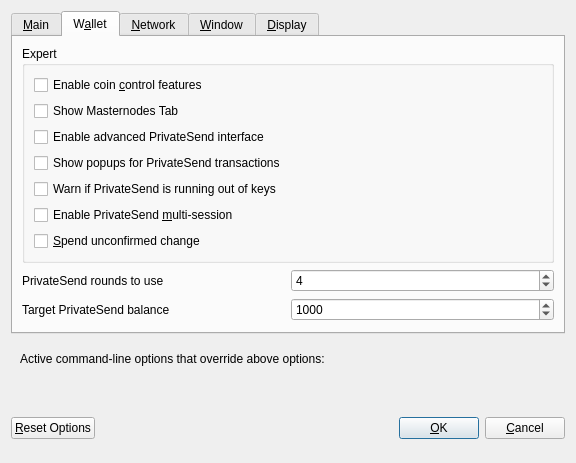
Above: src/qt/forms/optionsdialog.ui from ioncoincore/ion-bitbucket before the change. Below: the same form after it.
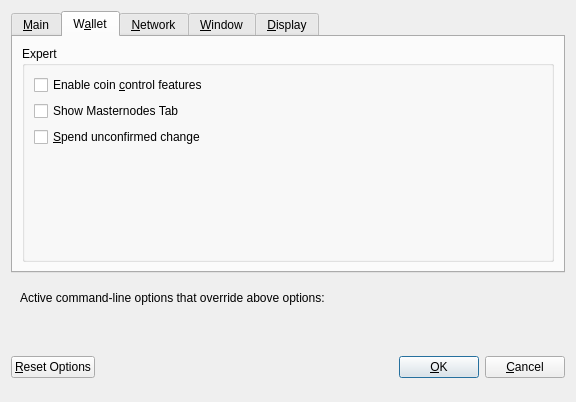
That is the form after the change. The open tabs and pages were chosen to show the change. Custom widgets are drawn as their Qt base class.

Patch:
```diff
--- a/src/qt/forms/optionsdialog.ui
+++ b/src/qt/forms/optionsdialog.ui
@@ -163,46 +163,6 @@
             </property>
            </widget>
           </item>
-          <item>
-           <widget class="QCheckBox" name="showAdvancedPSUI">
-            <property name="toolTip">
-             <string>Show additional information and buttons for PrivateSend on overview screen.</string>
-            </property>
-            <property name="text">
-             <string>Enable advanced PrivateSend interface</string>
-            </property>
-           </widget>
-          </item>
-          <item>
-           <widget class="QCheckBox" name="showPrivateSendPopups">
-            <property name="toolTip">
-             <string>Show system popups for PrivateSend mixing transactions&lt;br/&gt;just like for all other transaction types.</string>
-            </property>
-            <property name="text">
-             <string>Show popups for PrivateSend transactions</string>
-            </property>
-           </widget>
-          </item>
-          <item>
-           <widget class="QCheckBox" name="lowKeysWarning">
-            <property name="toolTip">
-             <string>Show warning dialog when PrivateSend detects that wallet has very low number of keys left.</string>
-            </property>
-            <property name="text">
-             <string>Warn if PrivateSend is running out of keys</string>
-            </property>
-           </widget>
-          </item>
-          <item>
-           <widget class="QCheckBox" name="privateSendMultiSession">
-            <property name="toolTip">
-             <string>Whether to use experimental PrivateSend mode with multiple mixing sessions per block.&lt;br/&gt;Note: You must use this feature carefully.&lt;br/&gt;Make sure you always have recent wallet (auto)backup in a safe place!</string>
-            </property>
-            <property name="text">
-             <string>Enable PrivateSend &amp;multi-session</string>
-            </property>
-           </widget>
-          </item>
           <item>
            <widget class="QCheckBox" name="spendZeroConfChange">
             <property name="toolTip">
@@ -213,91 +173,22 @@
             </property>
            </widget>
           </item>
+          <item>
+           <spacer name="verticalSpacer_Window">
+            <property name="orientation">
+             <enum>Qt::Vertical</enum>
+            </property>
+            <property name="sizeHint" stdset="0">
+             <size>
+              <width>20</width>
+              <height>40</height>
+             </size>
+            </property>
+           </spacer>
+          </item>
          </layout>
         </widget>
        </item>
-       <item>
-        <layout class="QHBoxLayout" name="horizontalLayout_4_Wallet">
-         <item>
-          <widget class="QLabel" name="label">
-           <property name="toolTip">
-            <string>This setting determines the amount of individual masternodes that an input will be mixed through.&lt;br/&gt;More rounds of mixing gives a higher degree of privacy, but also costs more in fees.</string>
-           </property>
-           <property name="text">
-            <string>PrivateSend rounds to use</string>
-           </property>
-          </widget>
-         </item>
-         <item>
-          <widget class="QSpinBox" name="privateSendRounds">
-           <property name="minimum">
-            <number>2</number>
-           </property>
-           <property name="maximum">
-            <number>16</number>
-           </property>
-           <property name="value">
-            <number>4</number>
-           </property>
-          </widget>
-         </item>
-        </layout>
-       </item>
-       <item>
-        <layout class="QHBoxLayout" name="horizontalLayout">
-         <item>
-          <widget class="QLabel" name="label_2">
-           <property name="toolTip">
-            <string>This amount acts as a threshold to turn off PrivateSend once it's reached.</string>
-           </property>
-           <property name="statusTip">
-            <string notr="true"/>
-           </property>
-           <property name="whatsThis">
-            <string notr="true"/>
-           </property>
-           <property name="accessibleName">
-            <string notr="true"/>
-           </property>
-           <property name="accessibleDescription">
-            <string notr="true"/>
-           </property>
-           <property name="text">
-            <string>Target PrivateSend balance</string>
-           </property>
-          </widget>
-         </item>
-         <item>
-          <widget class="QSpinBox" name="privateSendAmount">
-           <property name="minimum">
-            <number>2</number>
-           </property>
-           <property name="maximum">
-            <number>2000</number>
-           </property>
-           <property name="singleStep">
-            <number>10</number>
-           </property>
-           <property name="value">
-            <number>1000</number>
-           </property>
-          </widget>
-         </item>
-        </layout>
-       </item>
-       <item>
-        <spacer name="verticalSpacer_Wallet">
-         <property name="orientation">
-          <enum>Qt::Vertical</enum>
-         </property>
-         <property name="sizeHint" stdset="0">
-          <size>
-           <width>20</width>
-           <height>40</height>
-          </size>
-         </property>
-        </spacer>
-       </item>
       </layout>
      </widget>
      <widget class="QWidget" name="tabNetwork">
```
